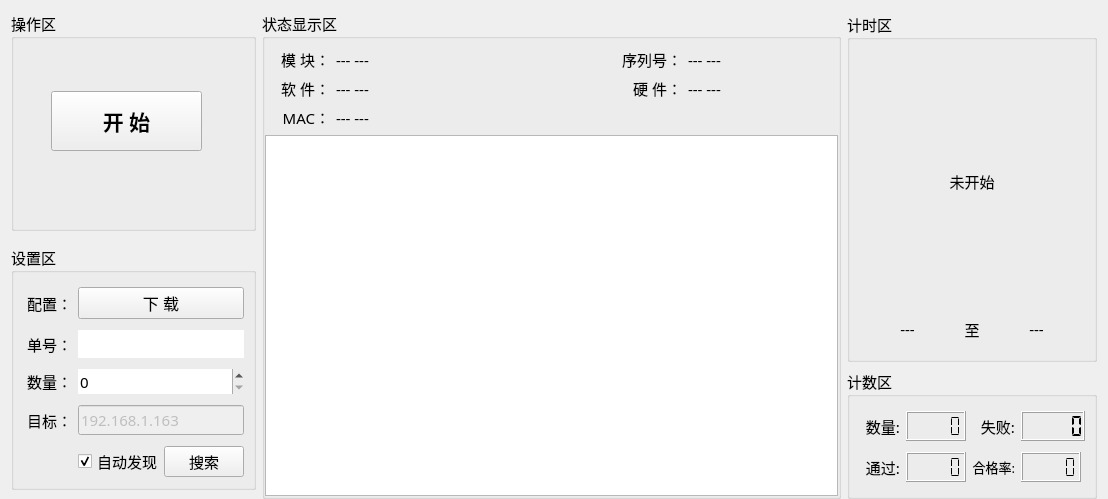
First picture: the form in ip_fvt/home/home_workwid.ui, repository ChinaClever/IP-Tools, before the edit.
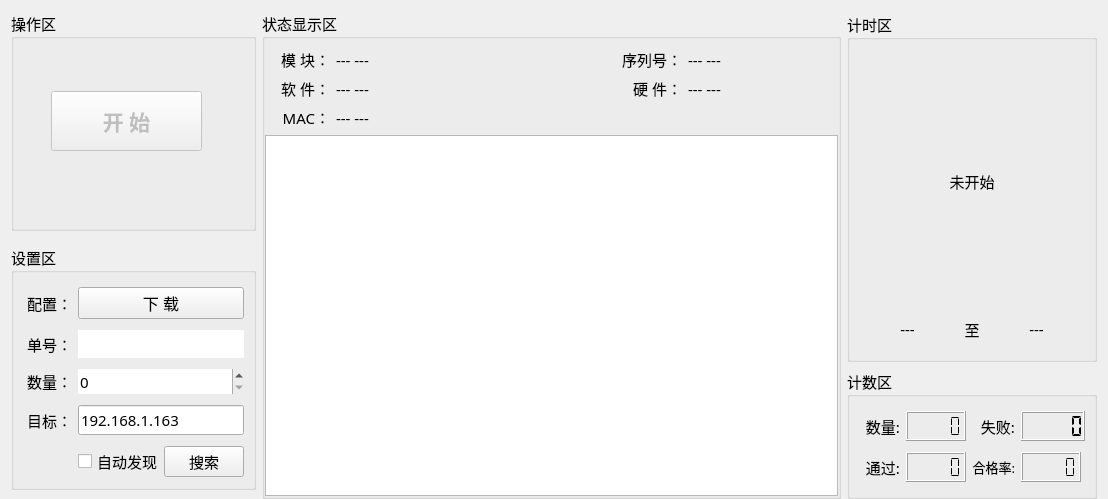
Second picture: the form after the edit.

Patch:
```diff
--- a/ip_fvt/home/home_workwid.ui
+++ b/ip_fvt/home/home_workwid.ui
@@ -284,7 +284,7 @@
      </property>
      <widget class="QPushButton" name="startBtn">
       <property name="enabled">
-       <bool>true</bool>
+       <bool>false</bool>
       </property>
       <property name="geometry">
        <rect>
@@ -564,7 +564,7 @@
          <string>自动发现</string>
         </property>
         <property name="checked">
-         <bool>true</bool>
+         <bool>false</bool>
         </property>
        </widget>
       </item>
@@ -687,7 +687,7 @@
       <item row="3" column="1" colspan="2">
        <widget class="QLineEdit" name="ipEdit">
         <property name="enabled">
-         <bool>false</bool>
+         <bool>true</bool>
         </property>
         <property name="text">
          <string>192.168.1.163</string>
```
